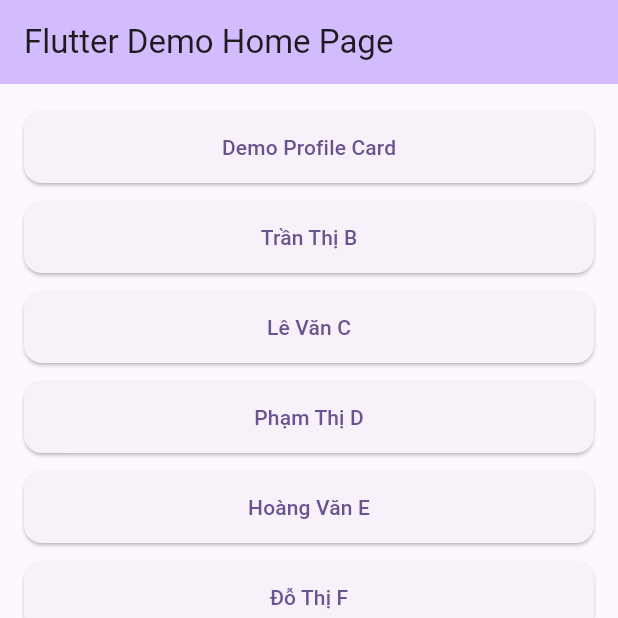
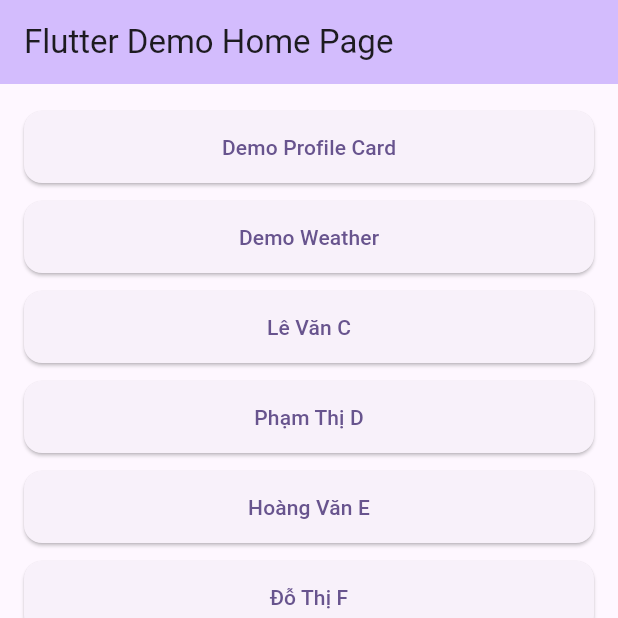
Before and after one commit to dinhtanuit/demo_project_flutter, a Flutter app: the screen it shows after launch, on a phone screen of 412 x 824 dp, the top half of it. Run offline on Flutter 3.47's test engine with Material 3 defaults, Android fonts, the phone set to English and light mode, and no system bars.

Commit message:
add more demo 1

```diff
--- a/lib/main.dart
+++ b/lib/main.dart
@@ -98,7 +98,7 @@ class ButtonList extends StatelessWidget {
 
   final List<String> names = const [
       'Demo Profile Card',
-      'Trần Thị B',
+      'Demo Weather',
       'Lê Văn C',
       'Phạm Thị D',
       'Hoàng Văn E',
```
Also changed, not shown: pubspec.yaml (+3 -69 lines), assets/icons/icon_rainy.png (added).
